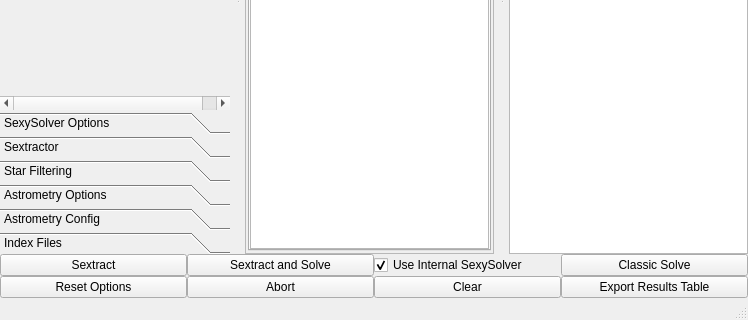
Before: the Qt Designer form mainwindow.ui in rlancaste/stellarsolver, drawn with Qt 5; both pictures show x 0 to 748 and y 291 to 611 of the 748 by 611 pixel window.
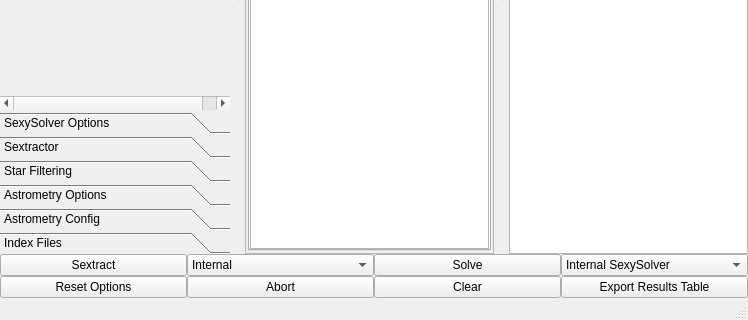
After: the same form once the commit is applied. The open tabs and pages were chosen to show the change. Custom widgets are drawn as their Qt base class.

Commit message: Reworking UI to be easier to use, adding more options for solving, preventing addition of index paths that don't exist, preventing attempted external run when programs don't exist at those paths

The edit to the form file:
```diff
--- a/mainwindow.ui
+++ b/mainwindow.ui
@@ -1412,28 +1412,54 @@
         </property>
        </widget>
       </item>
+      <item>
+       <widget class="QComboBox" name="sextractorType">
+        <item>
+         <property name="text">
+          <string>Internal</string>
+         </property>
+        </item>
+        <item>
+         <property name="text">
+          <string>External</string>
+         </property>
+        </item>
+       </widget>
+      </item>
       <item>
        <widget class="QPushButton" name="SolveImage">
         <property name="text">
-         <string>Sextract and Solve</string>
+         <string>Solve</string>
         </property>
        </widget>
       </item>
       <item>
-       <widget class="QCheckBox" name="useSexySolver">
+       <widget class="QComboBox" name="solverType">
+        <item>
         <property name="text">
-         <string>Use Internal SexySolver</string>
-        </property>
-        <property name="checked">
-         <bool>true</bool>
-        </property>
-       </widget>
+          <string>Internal SexySolver</string>
+         </property>
+        </item>
+        <item>
+         <property name="text">
+          <string>Ext. Sextractor Ext. Solver</string>
+         </property>
       </item>
       <item>
-       <widget class="QPushButton" name="classicSolve">
         <property name="text">
-         <string>Classic Solve</string>
-        </property>
+          <string>Int. Sextractor Ext. Solver</string>
+         </property>
+        </item>
+        <item>
+         <property name="text">
+          <string>Classic Astrometry.net</string>
+         </property>
+        </item>
+        <item>
+         <property name="text">
+          <string>ASTAP Solver</string>
+         </property>
+        </item>
        </widget>
       </item>
      </layout>
```
Left out of the diff: 12 changed lines with no effect on the pictures. Lines whose indentation alone changed are shown as unchanged. The commit also changes 5 other files.
